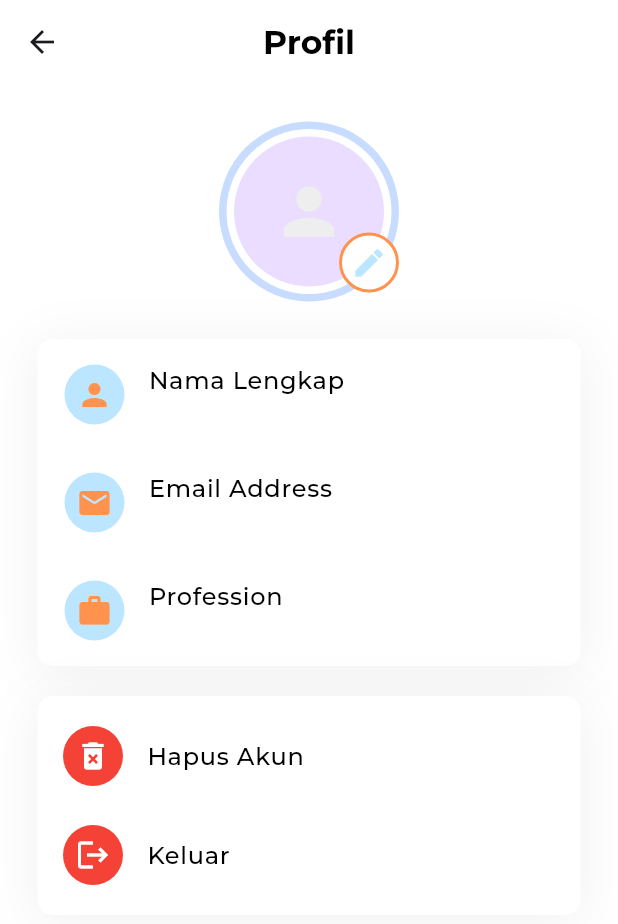
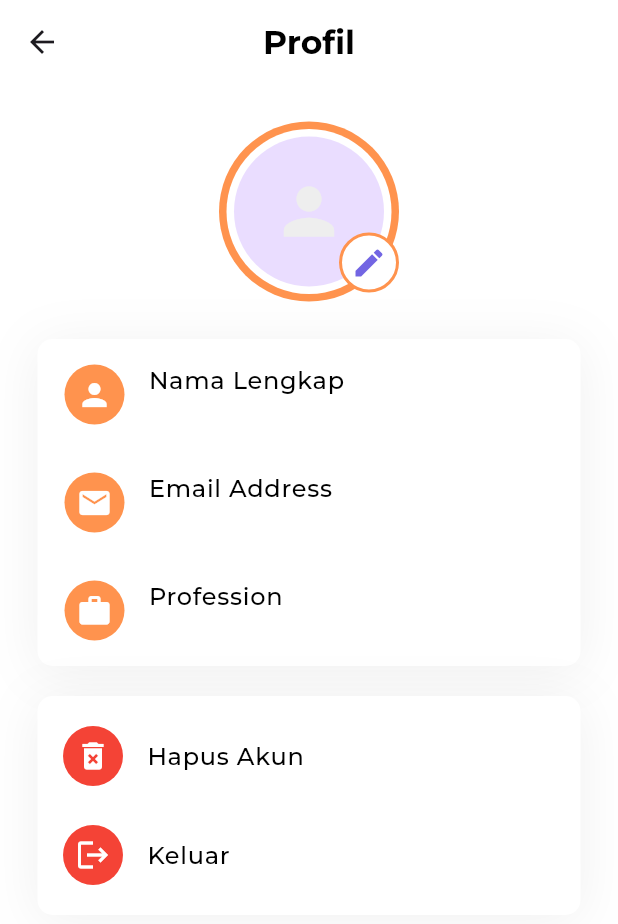
Before and after one commit to Azmi010/financiago, a Flutter app: the ProfileKonselorView screen opened by its route, on a phone screen of 412 x 824 dp. Shown: the top 924 px of the screen. Run offline on Flutter 3.47's test engine with Material 3 defaults, Android fonts, the phone set to English and light mode, and no system bars; our stand-ins replace carousel_slider, cloud_firestore, dio, firebase_auth, firebase_core, firebase_storage and 11 more; missing offline and left inert: midtrans_sdk; accounts and stored records are empty; network calls fail.

Commit message:
feat: optimize ui on konselor dashboard

```diff
--- a/lib/app/modules/Konselor/edit_jadwal/views/edit_jadwal_view.dart
+++ b/lib/app/modules/Konselor/edit_jadwal/views/edit_jadwal_view.dart
@@ -71,7 +71,7 @@ class EditJadwalView extends GetView<EditJadwalController> {
                               width: 60,
                               height: 60,
                               decoration: BoxDecoration(
-                                color: Utils.biruDua,
+                                color: Utils.biruTiga,
                                 borderRadius: BorderRadius.circular(30),
                               ),
                               child: const Icon(
@@ -113,7 +113,7 @@ class EditJadwalView extends GetView<EditJadwalController> {
                             ),
                             IconButton(
                               icon:
-                                  const Icon(Icons.edit, color: Utils.biruDua),
+                                  const Icon(Icons.edit, color: Utils.biruSatu),
                               onPressed: () {
                                 _showEditScheduleDialog(context, counseling);
                               },
--- a/lib/app/modules/Konselor/profileKonselor/views/profile_konselor_view.dart
+++ b/lib/app/modules/Konselor/profileKonselor/views/profile_konselor_view.dart
@@ -15,7 +15,7 @@ class ProfileKonselorView extends GetView<ProfileKonselorController> {
     VoidCallback? onTap,
     String? subtitleText,
     Color leadingIconColor = Colors.black,
-    Color backgroundColor = Utils.biruLima,
+    Color backgroundColor = Utils.biruTiga,
   }) {
     return Padding(
       padding: const EdgeInsets.symmetric(horizontal: 1),
@@ -60,7 +60,7 @@ class ProfileKonselorView extends GetView<ProfileKonselorController> {
                 children: [
                   CircleAvatar(
                     radius: 60,
-                    backgroundColor: Colors.blueAccent.withOpacity(0.3),
+                    backgroundColor: Utils.biruTiga,
                     child: CircleAvatar(
                       radius: 55,
                       backgroundColor: Colors.white,
@@ -96,7 +96,7 @@ class ProfileKonselorView extends GetView<ProfileKonselorController> {
                         onPressed: () {},
                         icon: const Icon(
                           Icons.edit,
-                          color: Utils.biruLima,
+                          color: Utils.biruSatu,
                         ),
                         constraints: const BoxConstraints.tightFor(
                             width: 30, height: 30),
@@ -140,19 +140,19 @@ class ProfileKonselorView extends GetView<ProfileKonselorController> {
                         leadingIcon: Icons.person,
                         titleText: 'Nama Lengkap',
                         subtitleText: userData['fullName'],
-                        leadingIconColor: Utils.biruTiga,
+                        leadingIconColor: Colors.white,
                       ),
                       buildListTile(
                         leadingIcon: Icons.email,
                         titleText: 'Email Address',
                         subtitleText: userData['email'],
-                        leadingIconColor: Utils.biruTiga,
+                        leadingIconColor: Colors.white,
                       ),
                       buildListTile(
                         leadingIcon: Icons.work,
                         titleText: 'Profession',
                         subtitleText: userData['profession'],
-                        leadingIconColor: Utils.biruTiga,
+                        leadingIconColor: Colors.white,
                       ),
                     ],
                   );
```
